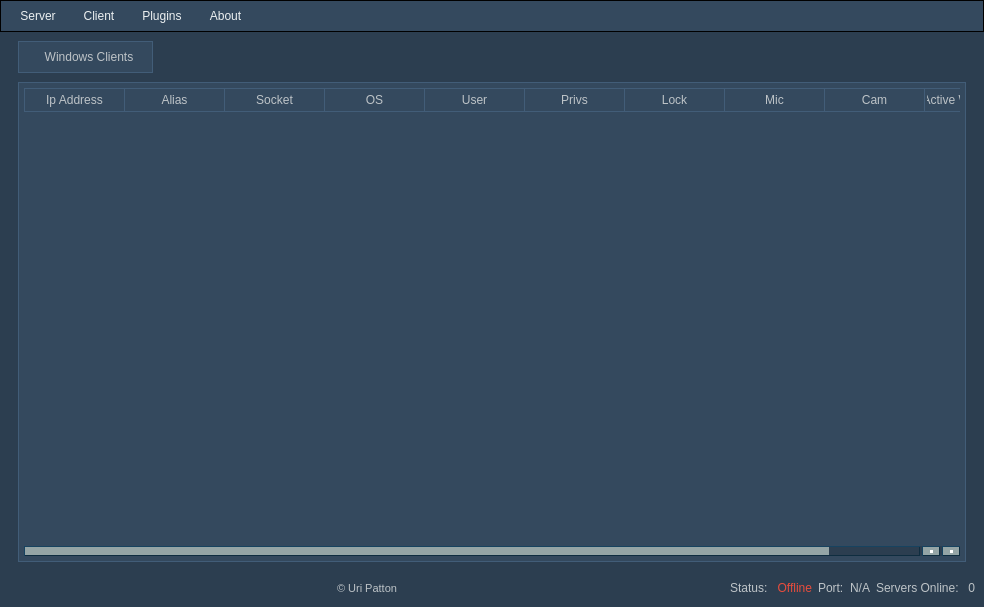
5l1v3r1/Moderat, file source/gui.ui: the form before one commit.
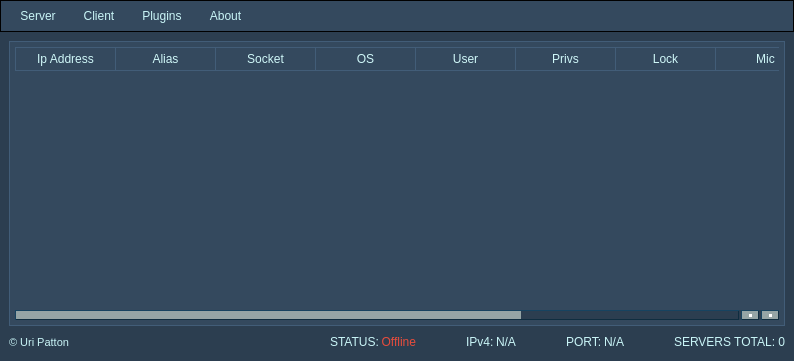
The form after the commit. Icons and pictures are not drawn.

The edit to the form file:
```diff
--- a/source/gui.ui
+++ b/source/gui.ui
@@ -6,8 +6,8 @@
    <rect>
     <x>0</x>
     <y>0</y>
-    <width>984</width>
-    <height>607</height>
+    <width>794</width>
+    <height>361</height>
    </rect>
   </property>
   <property name="windowTitle">
@@ -19,7 +19,7 @@
   </property>
   <property name="styleSheet">
    <string notr="true">background-color: #2c3e50;
-color: #bdc3c7;</string>
+color: #c9f5f7;</string>
   </property>
   <widget class="QWidget" name="centralwidget">
    <property name="styleSheet">
@@ -109,26 +109,161 @@
     background: none;
 }</string>
    </property>
-   <layout class="QGridLayout" name="gridLayout_3">
-    <item row="3" column="0">
-     <layout class="QHBoxLayout" name="horizontalLayout_6">
+   <layout class="QGridLayout" name="gridLayout">
+    <item row="0" column="0">
+     <widget class="QTableWidget" name="serversTable">
+      <property name="focusPolicy">
+       <enum>Qt::NoFocus</enum>
+      </property>
+      <property name="autoFillBackground">
+       <bool>false</bool>
+      </property>
+      <property name="styleSheet">
+       <string notr="true">QHeaderView::section {
+	background-color: #34495e;
+    padding: 2px;
+    color: #cff7f8;
+	font: 75 10px &quot;MS Shell Dlg 2&quot;;
+	border: 1px ridge;
+	border-right: none;
+	border-color: #2c3e50;
+}
+
+QTableWidget#serversTable {
+	background-position: center;
+    border: 1px ridge;
+    padding: 5px;
+	color: #cff7f8;
+    border-color: #2c3e50;
+    font: 8pt &quot;MS Shell Dlg 2&quot;;
+	background-color: #34495e;
+
+	background-image: url(assets/bg.png);
+}
+
+QTableWidget#serversTable:item:selected {
+background-color: #2c3e50;
+color: #cff7f8;
+}</string>
+      </property>
+      <property name="frameShadow">
+       <enum>QFrame::Plain</enum>
+      </property>
+      <property name="editTriggers">
+       <set>QAbstractItemView::NoEditTriggers</set>
+      </property>
+      <property name="dragDropOverwriteMode">
+       <bool>false</bool>
+      </property>
+      <property name="selectionMode">
+       <enum>QAbstractItemView::SingleSelection</enum>
+      </property>
+      <property name="selectionBehavior">
+       <enum>QAbstractItemView::SelectRows</enum>
+      </property>
+      <property name="textElideMode">
+       <enum>Qt::ElideMiddle</enum>
+      </property>
+      <property name="showGrid">
+       <bool>false</bool>
+      </property>
+      <property name="gridStyle">
+       <enum>Qt::NoPen</enum>
+      </property>
+      <property name="sortingEnabled">
+       <bool>false</bool>
+      </property>
+      <property name="wordWrap">
+       <bool>false</bool>
+      </property>
+      <property name="cornerButtonEnabled">
+       <bool>false</bool>
+      </property>
+      <attribute name="horizontalHeaderCascadingSectionResizes">
+       <bool>true</bool>
+      </attribute>
+      <attribute name="horizontalHeaderDefaultSectionSize">
+       <number>100</number>
+      </attribute>
+      <attribute name="horizontalHeaderShowSortIndicator" stdset="0">
+       <bool>false</bool>
+      </attribute>
+      <attribute name="horizontalHeaderStretchLastSection">
+       <bool>true</bool>
+      </attribute>
+      <attribute name="verticalHeaderVisible">
+       <bool>false</bool>
+      </attribute>
+      <column>
+       <property name="text">
+        <string>Ip Address</string>
+       </property>
+      </column>
+      <column>
+       <property name="text">
+        <string>Alias</string>
+       </property>
+      </column>
+      <column>
+       <property name="text">
+        <string>Socket</string>
+       </property>
+      </column>
+      <column>
+       <property name="text">
+        <string>OS</string>
+       </property>
+      </column>
+      <column>
+       <property name="text">
+        <string>User</string>
+       </property>
+      </column>
+      <column>
+       <property name="text">
+        <string>Privs</string>
+       </property>
+      </column>
+      <column>
+       <property name="text">
+        <string>Lock</string>
+       </property>
+      </column>
+      <column>
+       <property name="text">
+        <string>Mic</string>
+       </property>
+      </column>
+      <column>
+       <property name="text">
+        <string>Cam</string>
+       </property>
+      </column>
+      <column>
+       <property name="text">
+        <string>Active Window Title</string>
+       </property>
+      </column>
+     </widget>
+    </item>
+    <item row="1" column="0">
+     <layout class="QHBoxLayout" name="horizontalLayout_3">
+      <property name="spacing">
+       <number>50</number>
+      </property>
       <item>
        <layout class="QHBoxLayout" name="horizontalLayout_4">
-        <item>
-         <spacer name="horizontalSpacer_3">
-          <property name="orientation">
-           <enum>Qt::Horizontal</enum>
-          </property>
-          <property name="sizeHint" stdset="0">
-           <size>
-            <width>40</width>
-            <height>20</height>
-           </size>
-          </property>
-         </spacer>
-        </item>
+        <property name="spacing">
+         <number>2</number>
+        </property>
         <item>
          <widget class="QLabel" name="creditLabel">
+          <property name="maximumSize">
+           <size>
+            <width>16777215</width>
+            <height>20</height>
+           </size>
+          </property>
           <property name="font">
            <font>
             <family>MS Shell Dlg 2</family>
@@ -162,18 +297,37 @@
           </property>
          </spacer>
         </item>
+       </layout>
+      </item>
+      <item>
+       <layout class="QHBoxLayout" name="horizontalLayout_6">
+        <property name="spacing">
+         <number>2</number>
+        </property>
         <item>
          <widget class="QLabel" name="clientStatusLabel">
+          <property name="maximumSize">
+           <size>
+            <width>16777215</width>
+            <height>20</height>
+           </size>
+          </property>
           <property name="styleSheet">
            <string notr="true">border: none;</string>
           </property>
           <property name="text">
-           <string>Status: </string>
+           <string>STATUS:</string>
           </property>
          </widget>
         </item>
         <item>
          <widget class="QLabel" name="statusLabel">
+          <property name="maximumSize">
+           <size>
+            <width>16777215</width>
+            <height>20</height>
+           </size>
+          </property>
           <property name="styleSheet">
            <string notr="true">border: none;
 color: #e74c3c;
@@ -191,18 +345,54 @@
       </item>
       <item>
        <layout class="QHBoxLayout" name="horizontalLayout_2">
+        <property name="spacing">
+         <number>2</number>
+        </property>
+        <item>
+         <widget class="QLabel" name="ipv4TextLabel">
+          <property name="text">
+           <string>IPv4:</string>
+          </property>
+         </widget>
+        </item>
+        <item>
+         <widget class="QLabel" name="ipv4Label">
+          <property name="text">
+           <string>N/A</string>
+          </property>
+         </widget>
+        </item>
+       </layout>
+      </item>
+      <item>
+       <layout class="QHBoxLayout" name="horizontalLayout">
+        <property name="spacing">
+         <number>2</number>
+        </property>
         <item>
          <widget class="QLabel" name="portTextLabel">
+          <property name="maximumSize">
+           <size>
+            <width>16777215</width>
+            <height>20</height>
+           </size>
+          </property>
           <property name="styleSheet">
            <string notr="true">border: none;</string>
           </property>
           <property name="text">
-           <string>Port:</string>
+           <string>PORT:</string>
           </property>
          </widget>
         </item>
         <item>
          <widget class="QLabel" name="portLabel">
+          <property name="maximumSize">
+           <size>
+            <width>16777215</width>
+            <height>20</height>
+           </size>
+          </property>
           <property name="styleSheet">
            <string notr="true">border: none;
 font: 8pt &quot;MS Shell Dlg 2&quot;;</string>
@@ -219,18 +409,33 @@
       </item>
       <item>
        <layout class="QHBoxLayout" name="horizontalLayout_5">
+        <property name="spacing">
+         <number>2</number>
+        </property>
         <item>
          <widget class="QLabel" name="serversOnlineStatus">
+          <property name="maximumSize">
+           <size>
+            <width>16777215</width>
+            <height>20</height>
+           </size>
+          </property>
           <property name="styleSheet">
            <string notr="true">border: none;</string>
           </property>
           <property name="text">
-           <string>Servers Online: </string>
+           <string>SERVERS TOTAL:</string>
           </property>
          </widget>
         </item>
         <item>
          <widget class="QLabel" name="onlineStatus">
+          <property name="maximumSize">
+           <size>
+            <width>16777215</width>
+            <height>20</height>
+           </size>
+          </property>
           <property name="styleSheet">
            <string notr="true">border: none;
 font: 8pt &quot;MS Shell Dlg 2&quot;;</string>
@@ -247,186 +452,6 @@
       </item>
      </layout>
     </item>
-    <item row="2" column="0">
-     <widget class="QTabWidget" name="MainTabWidget">
-      <property name="styleSheet">
-       <string notr="true"> QTabBar::tab {
-  padding: 8px;
-  padding-left: 15px;
-  margin-left: 9px;
-  width: 110%;
-  border: 1px ridge;
-  border-color: #2c3e50;
- }
-
- QTabBar::tab:selected {
-   background: #34495e;
- }
-
- QTabBar::pane {
-   background-color: #2c3e50;
- }
-
-QTabWidget::pane {
-	color: rgb(246, 246, 244);
-	margin: 0px,1px,1px,1px;
-	border: 1px ridge;
-    border-color: #0F2D40;
-	background-color: #194759;
-	background-position: center;
-    border: none;
-      }</string>
-      </property>
-      <property name="currentIndex">
-       <number>0</number>
-      </property>
-      <widget class="QWidget" name="windowsTab">
-       <attribute name="icon">
-        <iconset resource="res.qrc">
-         <normaloff>:/icons/assets/windows.png</normaloff>:/icons/assets/windows.png</iconset>
-       </attribute>
-       <attribute name="title">
-        <string>Windows Clients</string>
-       </attribute>
-       <layout class="QGridLayout" name="gridLayout_2">
-        <item row="0" column="0">
-         <widget class="QTableWidget" name="serversTable">
-          <property name="focusPolicy">
-           <enum>Qt::NoFocus</enum>
-          </property>
-          <property name="autoFillBackground">
-           <bool>false</bool>
-          </property>
-          <property name="styleSheet">
-           <string notr="true">QHeaderView::section {
-	background-color: #34495e;
-    padding: 2px;
-    color: #bdc3c7;
-	font: 75 10px &quot;MS Shell Dlg 2&quot;;
-	border: 1px ridge;
-	border-right: none;
-	border-color: #2c3e50;
-}
-
-QTableWidget#serversTable {
-	background-position: center;
-    border: 1px ridge;
-    padding: 5px;
-	color: #ecf0f1;
-    border-color: #2c3e50;
-    font: 8pt &quot;MS Shell Dlg 2&quot;;
-	background-color: #34495e;
-}
-
-QTableWidget#serversTable:item:selected {
-background-color: #2c3e50;
-color: #ecf0f1;
-}</string>
-          </property>
-          <property name="frameShadow">
-           <enum>QFrame::Plain</enum>
-          </property>
-          <property name="editTriggers">
-           <set>QAbstractItemView::NoEditTriggers</set>
-          </property>
-          <property name="dragDropOverwriteMode">
-           <bool>false</bool>
-          </property>
-          <property name="selectionMode">
-           <enum>QAbstractItemView::SingleSelection</enum>
-          </property>
-          <property name="selectionBehavior">
-           <enum>QAbstractItemView::SelectRows</enum>
-          </property>
-          <property name="textElideMode">
-           <enum>Qt::ElideMiddle</enum>
-          </property>
-          <property name="showGrid">
-           <bool>false</bool>
-          </property>
-          <property name="gridStyle">
-           <enum>Qt::NoPen</enum>
-          </property>
-          <property name="sortingEnabled">
-           <bool>false</bool>
-          </property>
-          <property name="wordWrap">
-           <bool>false</bool>
-          </property>
-          <property name="cornerButtonEnabled">
-           <bool>false</bool>
-          </property>
-          <attribute name="horizontalHeaderCascadingSectionResizes">
-           <bool>true</bool>
-          </attribute>
-          <attribute name="horizontalHeaderDefaultSectionSize">
-           <number>100</number>
-          </attribute>
-          <attribute name="horizontalHeaderShowSortIndicator" stdset="0">
-           <bool>false</bool>
-          </attribute>
-          <attribute name="horizontalHeaderStretchLastSection">
-           <bool>true</bool>
-          </attribute>
-          <attribute name="verticalHeaderVisible">
-           <bool>false</bool>
-          </attribute>
-          <column>
-           <property name="text">
-            <string>Ip Address</string>
-           </property>
-          </column>
-          <column>
-           <property name="text">
-            <string>Alias</string>
-           </property>
-          </column>
-          <column>
-           <property name="text">
-            <string>Socket</string>
-           </property>
-          </column>
-          <column>
-           <property name="text">
-            <string>OS</string>
-           </property>
-          </column>
-          <column>
-           <property name="text">
-            <string>User</string>
-           </property>
-          </column>
-          <column>
-           <property name="text">
-            <string>Privs</string>
-           </property>
-          </column>
-          <column>
-           <property name="text">
-            <string>Lock</string>
-           </property>
-          </column>
-          <column>
-           <property name="text">
-            <string>Mic</string>
-           </property>
-          </column>
-          <column>
-           <property name="text">
-            <string>Cam</string>
-           </property>
-          </column>
-          <column>
-           <property name="text">
-            <string>Active Window Title</string>
-           </property>
-          </column>
-         </widget>
-        </item>
-       </layout>
-      </widget>
-     </widget>
-    </item>
    </layout>
   </widget>
   <widget class="QMenuBar" name="menubar">
@@ -434,7 +459,7 @@
     <rect>
      <x>0</x>
      <y>0</y>
-     <width>984</width>
+     <width>794</width>
      <height>34</height>
     </rect>
    </property>
@@ -446,7 +471,7 @@
 
         QMenuBar::item {
             background-color: #34495e;
-			color: #ecf0f1;
+			color: #c9f5f7;
 			padding: 8px;
 			margin-left: 5px;
         }
```
Left out of the diff: 43 changed lines with no effect on the pictures.
